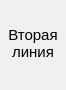
Qt form Desktop/onlinestateselector.ui (antofik/RedHelper) before a commit.
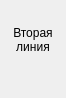
The same form after that commit. Icons and pictures are not drawn.

Diff of the .ui file:
```diff
--- a/Desktop/onlinestateselector.ui
+++ b/Desktop/onlinestateselector.ui
@@ -7,7 +7,7 @@
     <x>0</x>
     <y>0</y>
     <width>66</width>
-    <height>90</height>
+    <height>98</height>
    </rect>
   </property>
   <property name="sizePolicy">
@@ -107,11 +107,6 @@
           <height>16777215</height>
          </size>
         </property>
-        <property name="font">
-         <font>
-          <pointsize>11</pointsize>
-         </font>
-        </property>
         <property name="text">
          <string>Вторая линия</string>
         </property>
```
